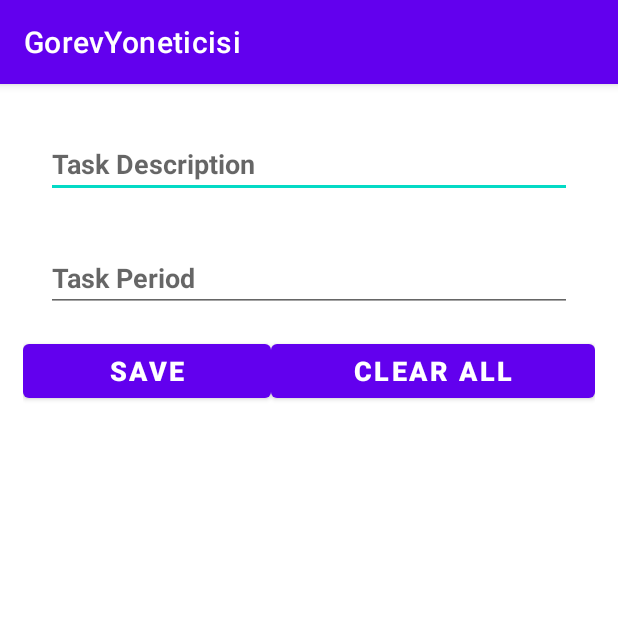
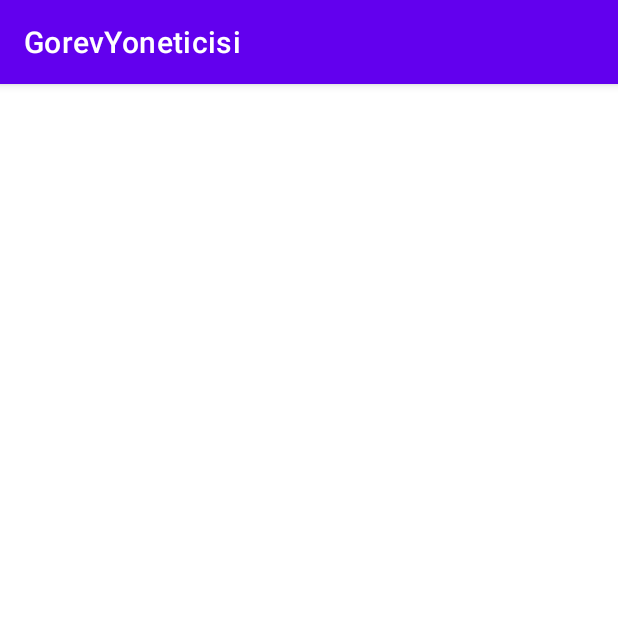
Before and after one commit to ibrahimertanylmz/GorevYoneticisi, an Android app: the screen it shows after launch (MainActivity), on a phone screen of 412 x 824 dp, the top half of it. Run offline under Robolectric (Android 15) with nearby library versions, the phone set to English and light mode, and no system bars; our stand-ins replace Room's generated code; 5 statements that could not run were skipped.

Commit message:
Revert "design for layouts"

```diff
--- a/app/src/main/res/layout/activity_main.xml
+++ b/app/src/main/res/layout/activity_main.xml
@@ -1,74 +1,7 @@
 <?xml version="1.0" encoding="utf-8"?>
-<layout xmlns:android="http://schemas.android.com/apk/res/android"
-    xmlns:tools="http://schemas.android.com/tools">
-
-    <data>
-        <variable
-            name="myViewModel"
-            type="com.example.gorevyoneticisi.TaskViewModel" />
-    </data>
-    <LinearLayout
-        android:layout_width="match_parent"
-        android:layout_height="match_parent"
-        android:layout_margin="15dp"
-        android:orientation="vertical"
-        tools:context=".MainActivity">
-
-        <EditText
-            android:id="@+id/name_text"
-            android:layout_width="match_parent"
-            android:layout_height="wrap_content"
-            android:layout_margin="15dp"
-            android:layout_marginBottom="5dp"
-            android:ems="10"
-            android:hint="Task Description"
-            android:inputType="textPersonName"
-            android:text="@={myViewModel.inputName}"
-            android:textStyle="bold" />
-
-        <EditText
-            android:id="@+id/email_text"
-            android:layout_width="match_parent"
-            android:layout_height="wrap_content"
-            android:layout_margin="15dp"
-            android:layout_marginTop="5dp"
-            android:layout_marginBottom="5dp"
-            android:ems="10"
-            android:hint="Task Period"
-            android:inputType="textPersonName"
-            android:text="@={myViewModel.inputEmail}"
-            android:textStyle="bold" />
-
-        <LinearLayout
-            android:layout_width="match_parent"
-            android:layout_height="wrap_content"
-            android:orientation="horizontal">
-
-            <Button
-                android:id="@+id/save_or_update_button"
-                android:layout_width="wrap_content"
-                android:layout_height="wrap_content"
-                android:layout_weight="1"
-                android:onClick="@{()->myViewModel.saveOrUpdate()}"
-                android:text="@={myViewModel.saveOrUpdateButtonText}"
-                android:textSize="18sp"
-                android:textStyle="bold" />
-
-            <Button
-                android:id="@+id/clear_all_or_delete_button"
-                android:layout_width="wrap_content"
-                android:layout_height="wrap_content"
-                android:layout_weight="1"
-                android:onClick="@{()->myViewModel.clearOrDelete()}"
-                android:text="@={myViewModel.clearAllOrDeleteButtonText}"
-                android:textSize="18sp"
-                android:textStyle="bold" />
-        </LinearLayout>
-
-        <androidx.recyclerview.widget.RecyclerView
-            android:id="@+id/task_recyclerView"
-            android:layout_width="match_parent"
-            android:layout_height="wrap_content"
-            android:layout_margin="5dp" />
-    </LinearLayout>
-</layout>
+<androidx.constraintlayout.widget.ConstraintLayout xmlns:android="http://schemas.android.com/apk/res/android"
+    xmlns:app="http://schemas.android.com/apk/res-auto"
+    xmlns:tools="http://schemas.android.com/tools"
+    android:layout_width="match_parent"
+    android:layout_height="match_parent"
+    tools:context=".MainActivity"/>
```
Also changed, not shown: app/src/main/res/layout/list_item.xml (deleted, +0 -52 lines).
